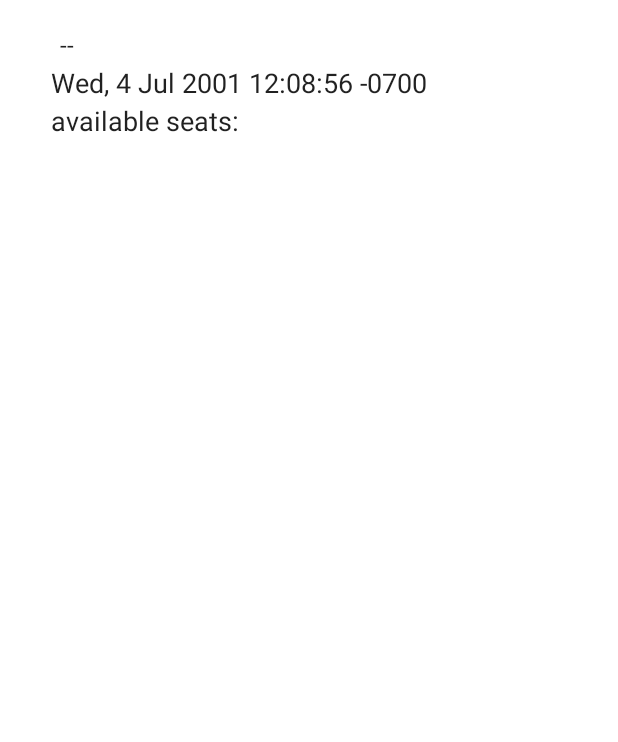
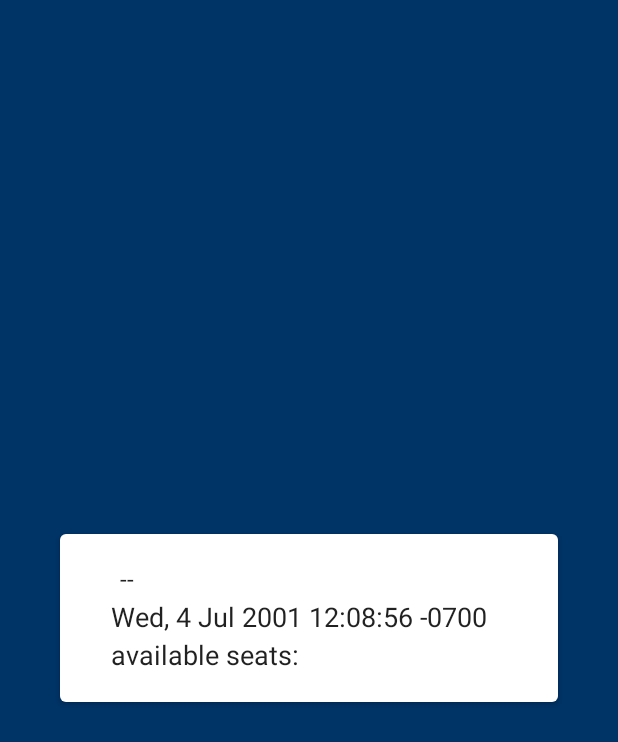
Before and after one commit to Gelassen/open-car-share, an Android app built with Jetpack Compose: the composable TripBookingScreen called with empty values, on a phone screen of 412 x 824 dp. Shown: the top 742 px of the screen. Run offline under Robolectric (Android 15) with nearby library versions, the phone set to English and light mode, and no system bars; our stand-ins replace Dagger/Hilt's generated code; 1 statement that could not run was skipped.

Commit message:
Expose commong logic into SingleCard component

```diff
--- a/app/src/main/java/com/home/opencarshare/screens/TripBookingScreen.kt
+++ b/app/src/main/java/com/home/opencarshare/screens/TripBookingScreen.kt
@@ -7,24 +7,43 @@ import androidx.compose.runtime.LaunchedEffect
 import androidx.compose.runtime.collectAsState
 import androidx.compose.runtime.getValue
 import androidx.compose.ui.Modifier
+import androidx.compose.ui.res.dimensionResource
 import androidx.compose.ui.unit.dp
 import androidx.navigation.NavController
 import com.home.opencarshare.App
+import com.home.opencarshare.R
 import com.home.opencarshare.network.Response
+import com.home.opencarshare.screens.elements.SingleCard
 import com.home.opencarshare.screens.viewmodel.TripsViewModel
 import java.lang.IllegalStateException
 
 @Composable
 fun TripBookingScreen(data: String?, viewModel: TripsViewModel, navController: NavController) {
     Log.d(App.TAG, "data:$data")
-    val state by viewModel.trip.collectAsState()
+
     LaunchedEffect(viewModel) {
         viewModel.getTripById(data!!)
     }
+
+    SingleCard(content = { TripBookingContent(viewModel = viewModel) })
+
+}
+
+@Composable
+fun TripBookingContent(viewModel: TripsViewModel) {
+    val baselineGrid = dimensionResource(id = R.dimen.baseline_grid)
+    val mainPadding = dimensionResource(id = R.dimen.main_margin_compact)
+    val state by viewModel.trip.collectAsState()
     Box(
-        modifier = Modifier.fillMaxHeight()
+        modifier = Modifier
+            .wrapContentHeight()
             .fillMaxWidth()
-            .padding(paddingValues = PaddingValues(horizontal = 16.dp, vertical = 8.dp))
+            .padding(
+                paddingValues = PaddingValues(
+                    horizontal = mainPadding,
+                    vertical = baselineGrid
+                )
+            )
     ) {
 
         when (state) {
--- a/app/src/main/java/com/home/opencarshare/screens/TripScreen.kt
+++ b/app/src/main/java/com/home/opencarshare/screens/TripScreen.kt
@@ -37,7 +37,6 @@ fun TripScreen(viewModel: TripsViewModel, navController: NavController, searchTr
     TripsComposeList(
         state = state,
         onClick = { tripId -> navController.navigate("${AppNavigation.Booking.TRIP_BOOKING}/$tripId")},
-        navController = navController
     )
 }
 
@@ -45,7 +44,6 @@ fun TripScreen(viewModel: TripsViewModel, navController: NavController, searchTr
 fun TripsComposeList(
     state: Response<List<Trip>>,
     onClick: (String) -> Unit,
-    navController: NavController
 ) {
     val baselineGrid = dimensionResource(id = R.dimen.baseline_grid)
     val mainPadding = dimensionResource(id = R.dimen.main_margin_compact)
@@ -64,7 +62,7 @@ fun TripsComposeList(
                 items(state.data) { it ->
                     TripViewItem(
                         data = it,
-                        navigateToBooking = { tripId -> onClick(tripId) },
+                        onClick = { tripId -> onClick(tripId) },
                         modifier = Modifier
                             .padding(vertical = 2.dp)
                             .background(colorResource(id = R.color.white))
--- a/app/src/main/java/com/home/opencarshare/screens/TripSearchScreen.kt
+++ b/app/src/main/java/com/home/opencarshare/screens/TripSearchScreen.kt
@@ -1,51 +1,33 @@
 package com.home.opencarshare.screens
 
 
-import androidx.compose.foundation.background
 import androidx.compose.foundation.layout.*
 import androidx.compose.material.*
 import androidx.compose.material.ButtonDefaults.buttonColors
 import androidx.compose.material.icons.Icons
 import androidx.compose.material.icons.filled.LocationOn
 import androidx.compose.runtime.*
-import androidx.compose.ui.Alignment
 import androidx.compose.ui.Alignment.Companion.CenterVertically
 import androidx.compose.ui.Modifier
 import androidx.compose.ui.graphics.Color
 import androidx.compose.ui.graphics.vector.ImageVector
-import androidx.compose.ui.res.colorResource
 import androidx.compose.ui.res.dimensionResource
 import androidx.compose.ui.res.stringResource
 import androidx.compose.ui.text.font.FontWeight
 import androidx.compose.ui.unit.dp
 import com.home.opencarshare.R
+import com.home.opencarshare.screens.elements.SingleCard
 
 @Composable
 fun TripSearchScreen(onSearchClick: (locationFrom: String, locationTo: String, date: String) -> Unit) {
+
+    SingleCard(content = { TripSearchContent(onSearchClick = onSearchClick) })
+
+}
+
+@Composable
+fun TripSearchContent(onSearchClick: (locationFrom: String, locationTo: String, date: String) -> Unit) {
     val baselineGrid = dimensionResource(id = R.dimen.baseline_grid)
-    val mainPadding = dimensionResource(id = R.dimen.main_margin_compact)
-    val componentSpace = dimensionResource(id = R.dimen.component_space)
-    val elevation = dimensionResource(id = R.dimen.elevation)
-    Box(
-        contentAlignment = Alignment.Center,
-        modifier = Modifier
-            .fillMaxHeight()
-            .fillMaxWidth()
-            .background(color = colorResource(id = R.color.colorPrimaryDark))
-            .padding(
-                paddingValues = PaddingValues(
-                    horizontal = mainPadding,
-                    vertical = baselineGrid
-                )
-            )
-    ) {
-        Card(
-            backgroundColor = MaterialTheme.colors.background,
-            modifier = Modifier
-                .wrapContentHeight(align = CenterVertically)
-                .padding(componentSpace),
-            elevation = elevation
-        ) {
     // TODO figure out is there existing composable for date picker and numeric picker
     var locationFromTxt by remember { mutableStateOf("") }
     var locationToTxt by remember { mutableStateOf("") }
@@ -85,8 +67,6 @@ fun TripSearchScreen(onSearchClick: (locationFrom: String, locationTo: String, d
         }
     }
 }
-    }
-}
 
 @Composable
 fun TripSearchRow(state: String, onTextChanged: (String) -> Unit, hint: String, icon: ImageVector? ) {
--- /dev/null
+++ b/app/src/main/java/com/home/opencarshare/screens/elements/SingleCard.kt
@@ -0,0 +1,45 @@
+package com.home.opencarshare.screens.elements
+
+import androidx.compose.foundation.background
+import androidx.compose.foundation.layout.*
+import androidx.compose.material.Card
+import androidx.compose.material.MaterialTheme
+import androidx.compose.runtime.Composable
+import androidx.compose.runtime.ComposeCompilerApi
+import androidx.compose.ui.Alignment
+import androidx.compose.ui.Modifier
+import androidx.compose.ui.res.colorResource
+import androidx.compose.ui.res.dimensionResource
+import com.home.opencarshare.R
+
+@Composable
+fun SingleCard(content: @Composable() () -> Unit) {
+    val baselineGrid = dimensionResource(id = R.dimen.baseline_grid)
+    val mainPadding = dimensionResource(id = R.dimen.main_margin_compact)
+    val componentSpace = dimensionResource(id = R.dimen.component_space)
+    val elevation = dimensionResource(id = R.dimen.elevation)
+    Box(
+        contentAlignment = Alignment.Center,
+        modifier = Modifier
+            .fillMaxHeight()
+            .fillMaxWidth()
+            .background(color = colorResource(id = R.color.colorPrimaryDark))
+            .padding(
+                paddingValues = PaddingValues(
+                    horizontal = mainPadding,
+                    vertical = baselineGrid
+                )
+            )
+    ) {
+        Card(
+            backgroundColor = MaterialTheme.colors.background,
+            modifier = Modifier
+                .wrapContentHeight(align = Alignment.CenterVertically)
+                .padding(componentSpace),
+            elevation = elevation
+        ) {
+            // TODO add compose
+            content()
+        }
+    }
+}
--- a/app/src/main/java/com/home/opencarshare/screens/TripViewItem.kt
+++ b/app/src/main/java/com/home/opencarshare/screens/elements/TripViewItem.kt
@@ -1,20 +1,17 @@
 package com.home.opencarshare.screens
 
-import android.widget.Toast
-import androidx.compose.foundation.background
 import androidx.compose.foundation.clickable
 import androidx.compose.foundation.layout.*
 import androidx.compose.foundation.layout.Column
-import androidx.compose.material.MaterialTheme
-import androidx.compose.material.Surface
 import androidx.compose.material.Text
 import androidx.compose.runtime.Composable
 import androidx.compose.ui.Alignment
 import androidx.compose.ui.Modifier
-import androidx.compose.ui.platform.LocalContext
-import androidx.compose.ui.res.colorResource
+import androidx.compose.ui.platform.LocalDensity
 import androidx.compose.ui.res.dimensionResource
 import androidx.compose.ui.text.font.FontWeight
+import androidx.compose.ui.unit.Density
+import androidx.compose.ui.unit.TextUnit
 import androidx.compose.ui.unit.dp
 import androidx.compose.ui.unit.sp
 import com.home.opencarshare.R
@@ -22,14 +19,16 @@ import com.home.opencarshare.model.Trip
 
 @Composable
 fun TripViewItem(data: Trip,
-                 navigateToBooking: (String) -> Unit,
+                 onClick: (String) -> Unit,
                  modifier: Modifier) {
     val baselineGrid = dimensionResource(id = R.dimen.baseline_grid)
     val mainPadding = dimensionResource(id = R.dimen.main_margin_compact)
+    val textSize = 18.sp//dimensionResource(id = R.dimen.text_size)
+    val textPadding = dimensionResource(id = R.dimen.text_padding)
     Box(
         modifier = Modifier
             .fillMaxWidth()
-            .clickable { navigateToBooking(data.id) }) {
+            .clickable { onClick(data.id) }) {
         Column(
             modifier = modifier
                 .padding(
@@ -46,26 +45,34 @@ fun TripViewItem(data: Trip,
                 Text(
                     text = data.locationFrom,
                     fontWeight = FontWeight.Bold,
-                    modifier = Modifier.padding(2.dp),
-                    fontSize = 18.sp)
+                    modifier = Modifier.padding(textPadding),
+                    fontSize = textSize)
                 Text(text = " -- ")
                 Text(
                     text = data.locationTo,
                     fontWeight = FontWeight.Bold,
-                    modifier = Modifier.padding(2.dp),
-                    fontSize = 18.sp)
+                    modifier = Modifier.padding(textPadding),
+                    fontSize = textSize)
             }
             Column() {
                 Text(
                     text = data.date,
-                    modifier = Modifier.padding(2.dp),
-                    fontSize = 18.sp)
+                    modifier = Modifier.padding(textPadding),
+                    fontSize = textSize)
                 Text(
                     text = "available seats: ${data.availableSeats}",
-                    modifier = Modifier.padding(2.dp),
-                    fontSize = 18.sp)
+                    modifier = Modifier.padding(textPadding),
+                    fontSize = textSize)
             }
         }
     }
 
 }
+
+private fun Int.textDp(density: Density): TextUnit = with(density) {
+    this@textDp.dp.toSp()
+}
+
+
+val Int.textDp: TextUnit
+    @Composable get() =  this.textDp(density = LocalDensity.current)
--- a/app/src/main/res/values/dimens.xml
+++ b/app/src/main/res/values/dimens.xml
@@ -20,4 +20,7 @@
 
     <dimen name="component_space">24dp</dimen>
 
+    <dimen name="text_size">18sp</dimen>
+    <dimen name="text_padding">2dp</dimen>
+
 </resources>
```
Also changed, not shown: app/src/main/java/com/home/opencarshare/Extensions.kt (added, +7 -0 lines). Lines whose indentation alone changed are shown as unchanged.
